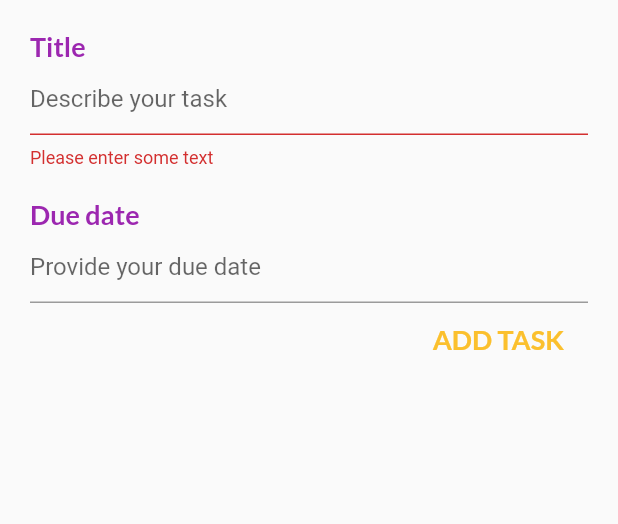
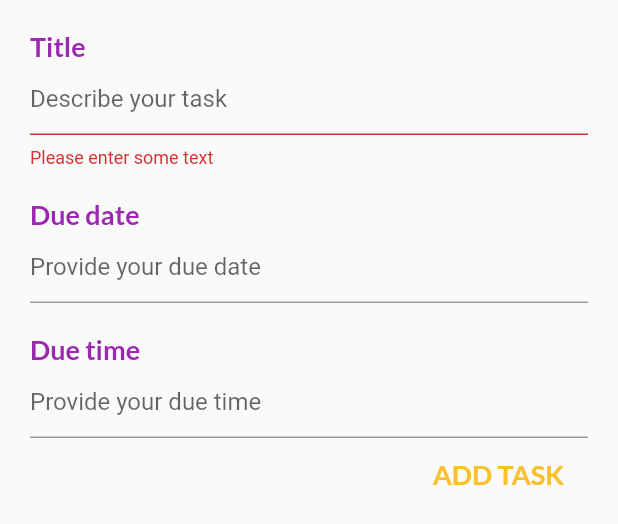
Before and after one commit to arthurbz/to_do_list, a Flutter app: the AddNewTask widget shown alone on an empty page, opened directly, after a tap on "ADD TASK", on a phone screen of 412 x 824 dp. Shown: the top 524 px of the screen. Run offline on Flutter 3.47's test engine with Material 2 defaults, Android fonts, the phone set to English and light mode, and no system bars.

Commit message:
Fixed AddNewTask

```diff
--- a/lib/widgets/add_new_task.dart
+++ b/lib/widgets/add_new_task.dart
@@ -60,28 +60,6 @@ class _AddNewTaskState extends State<AddNewTask> {
     });
   }
 
-  Widget _showTimePicker() {
-    if (_selectedDate != null) {
-      return Stack(//Looking bad AF, but I have to figure it out why a Row doesn't work
-        children: <Widget>[
-          Text('Due time', style: Theme.of(context).textTheme.title),
-          TextField(
-            onTap: () {
-              _pickUserDueTime();
-            },
-            readOnly: true,
-            decoration: InputDecoration(
-              hintText: _selectedTime == null
-                  ? 'Provide your due time'
-                  : _selectedTime.toString(),
-            ),
-          ),
-        ],
-      );
-    }
-    return Container(); //Highly doubt this is the best approach, but I haven't searched for anything yet.
-  }
-
   @override
   Widget build(BuildContext context) {
     return Container(
@@ -110,7 +88,7 @@ class _AddNewTaskState extends State<AddNewTask> {
               height: 20,
             ),
             Text('Due date', style: Theme.of(context).textTheme.title),
-            TextField(
+            TextFormField(
               onTap: () {
                 _pickUserDueDate();
               },
@@ -121,7 +99,21 @@ class _AddNewTaskState extends State<AddNewTask> {
                     : DateFormat.yMMMd().format(_selectedDate),
               ),
             ),
-            _showTimePicker(),
+            SizedBox(
+              height: 20,
+            ),
+            Text('Due time', style: Theme.of(context).textTheme.title),
+            TextFormField(
+              onTap: () {
+                _pickUserDueTime();
+              },
+              readOnly: true,
+              decoration: InputDecoration(
+                hintText: _selectedTime == null
+                    ? 'Provide your due time'
+                    : _selectedTime.format(context),
+              ),
+            ),
             Container(
               alignment: Alignment.bottomRight,
               child: FlatButton(
@@ -136,6 +128,9 @@ class _AddNewTaskState extends State<AddNewTask> {
                 onPressed: () {
                   if (_formKey.currentState.validate()) {
                     _formKey.currentState.save();
+                    if(_selectedDate == null && _selectedTime != null) {
+                      _selectedDate = DateTime.now();
+                    }
                     Provider.of<TaskProvider>(context, listen: false)
                         .createNewTask(Task(
                       id: DateTime.now().toString(),
```
Also changed, not shown: lib/widgets/item_text.dart (+5 -4 lines).
